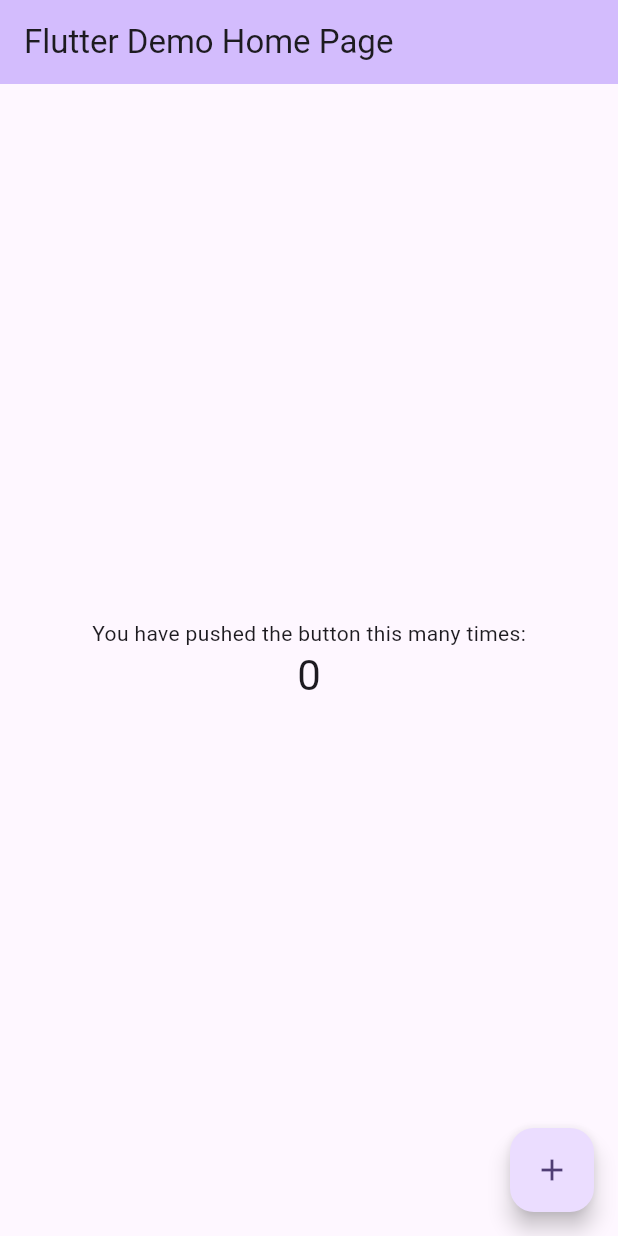
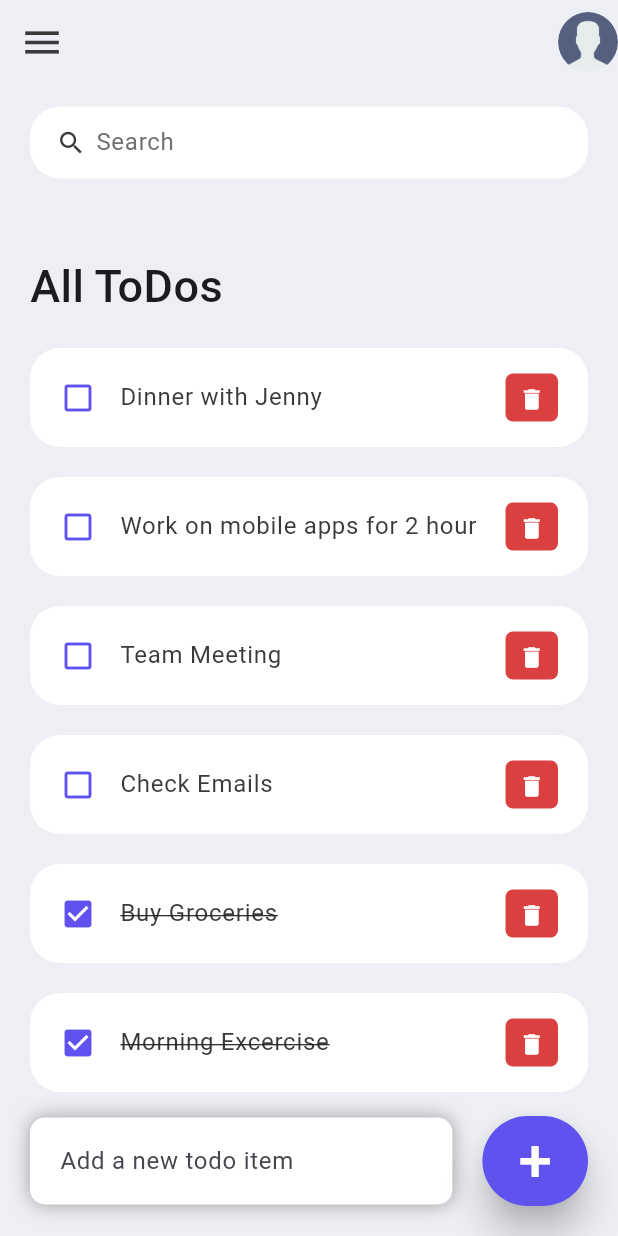
Before and after one commit to safadtm/GTech_MuLearn_Flutter, a Flutter app: the screen it shows after launch, on a phone screen of 412 x 824 dp. Run offline on Flutter 3.47's test engine with Material 3 defaults, Android fonts, the phone set to English and light mode, and no system bars.

Commit message:
ToDo UI done

```diff
--- /dev/null
+++ b/cl_firebase_todo/lib/constants/colors.dart
@@ -0,0 +1,9 @@
+import 'package:flutter/material.dart';
+
+const Color tdRed = Color(0xFFDA4040);
+const Color tdBlue = Color(0xFF5F52EE);
+
+const Color tdBlack = Color(0xFF3A3A3A);
+const Color tdGrey = Color(0xFF717171);
+
+const Color tdBGColor = Color(0xFFEEEFF5);
--- a/cl_firebase_todo/lib/main.dart
+++ b/cl_firebase_todo/lib/main.dart
@@ -1,4 +1,7 @@
 import 'package:flutter/material.dart';
+import 'package:flutter/services.dart';
+
+import 'screens/homepage.dart';
 
 void main() {
   runApp(const MyApp());
@@ -7,119 +10,18 @@
 class MyApp extends StatelessWidget {
   const MyApp({super.key});
 
-  // This widget is the root of your application.
   @override
   Widget build(BuildContext context) {
+    SystemChrome.setSystemUIOverlayStyle(
+        const SystemUiOverlayStyle(statusBarColor: Colors.transparent));
     return MaterialApp(
-      title: 'Flutter Demo',
+      debugShowCheckedModeBanner: false,
+      title: 'cl_firebase_todo',
       theme: ThemeData(
-        // This is the theme of your application.
-        //
-        // TRY THIS: Try running your application with "flutter run". You'll see
-        // the application has a purple toolbar. Then, without quitting the app,
-        // try changing the seedColor in the colorScheme below to Colors.green
-        // and then invoke "hot reload" (save your changes or press the "hot
-        // reload" button in a Flutter-supported IDE, or press "r" if you used
-        // the command line to start the app).
-        //
-        // Notice that the counter didn't reset back to zero; the application
-        // state is not lost during the reload. To reset the state, use hot
-        // restart instead.
-        //
-        // This works for code too, not just values: Most code changes can be
-        // tested with just a hot reload.
         colorScheme: ColorScheme.fromSeed(seedColor: Colors.deepPurple),
         useMaterial3: true,
       ),
-      home: const MyHomePage(title: 'Flutter Demo Home Page'),
+      home:  HomePage(),
     );
   }
 }
-
-class MyHomePage extends StatefulWidget {
-  const MyHomePage({super.key, required this.title});
-
-  // This widget is the home page of your application. It is stateful, meaning
-  // that it has a State object (defined below) that contains fields that affect
-  // how it looks.
-
-  // This class is the configuration for the state. It holds the values (in this
-  // case the title) provided by the parent (in this case the App widget) and
-  // used by the build method of the State. Fields in a Widget subclass are
-  // always marked "final".
-
-  final String title;
-
-  @override
-  State<MyHomePage> createState() => _MyHomePageState();
-}
-
-class _MyHomePageState extends State<MyHomePage> {
-  int _counter = 0;
-
-  void _incrementCounter() {
-    setState(() {
-      // This call to setState tells the Flutter framework that something has
-      // changed in this State, which causes it to rerun the build method below
-      // so that the display can reflect the updated values. If we changed
-      // _counter without calling setState(), then the build method would not be
-      // called again, and so nothing would appear to happen.
-      _counter++;
-    });
-  }
-
-  @override
-  Widget build(BuildContext context) {
-    // This method is rerun every time setState is called, for instance as done
-    // by the _incrementCounter method above.
-    //
-    // The Flutter framework has been optimized to make rerunning build methods
-    // fast, so that you can just rebuild anything that needs updating rather
-    // than having to individually change instances of widgets.
-    return Scaffold(
-      appBar: AppBar(
-        // TRY THIS: Try changing the color here to a specific color (to
-        // Colors.amber, perhaps?) and trigger a hot reload to see the AppBar
-        // change color while the other colors stay the same.
-        backgroundColor: Theme.of(context).colorScheme.inversePrimary,
-        // Here we take the value from the MyHomePage object that was created by
-        // the App.build method, and use it to set our appbar title.
-        title: Text(widget.title),
-      ),
-      body: Center(
-        // Center is a layout widget. It takes a single child and positions it
-        // in the middle of the parent.
-        child: Column(
-          // Column is also a layout widget. It takes a list of children and
-          // arranges them vertically. By default, it sizes itself to fit its
-          // children horizontally, and tries to be as tall as its parent.
-          //
-          // Column has various properties to control how it sizes itself and
-          // how it positions its children. Here we use mainAxisAlignment to
-          // center the children vertically; the main axis here is the vertical
-          // axis because Columns are vertical (the cross axis would be
-          // horizontal).
-          //
-          // TRY THIS: Invoke "debug painting" (choose the "Toggle Debug Paint"
-          // action in the IDE, or press "p" in the console), to see the
-          // wireframe for each widget.
-          mainAxisAlignment: MainAxisAlignment.center,
-          children: <Widget>[
-            const Text(
-              'You have pushed the button this many times:',
-            ),
-            Text(
-              '$_counter',
-              style: Theme.of(context).textTheme.headlineMedium,
-            ),
-          ],
-        ),
-      ),
-      floatingActionButton: FloatingActionButton(
-        onPressed: _incrementCounter,
-        tooltip: 'Increment',
-        child: const Icon(Icons.add),
-      ), // This trailing comma makes auto-formatting nicer for build methods.
-    );
-  }
-}
--- /dev/null
+++ b/cl_firebase_todo/lib/model/todo.dart
@@ -0,0 +1,22 @@
+class ToDo {
+  String? id;
+  String? todoText;
+  bool isDone;
+
+  ToDo({
+    required this.id,
+    required this.todoText,
+    this.isDone = false,
+  });
+
+  static List<ToDo> todoList() {
+    return [
+      ToDo(id: '01', todoText: 'Morning Excercise', isDone: true ),
+      ToDo(id: '02', todoText: 'Buy Groceries', isDone: true ),
+      ToDo(id: '03', todoText: 'Check Emails', ),
+      ToDo(id: '04', todoText: 'Team Meeting', ),
+      ToDo(id: '05', todoText: 'Work on mobile apps for 2 hour', ),
+      ToDo(id: '06', todoText: 'Dinner with Jenny', ),
+    ];
+  }
+}
--- /dev/null
+++ b/cl_firebase_todo/lib/screens/homepage.dart
@@ -0,0 +1,206 @@
+import 'package:cl_firebase_todo/model/todo.dart';
+import 'package:flutter/material.dart';
+
+import '../constants/colors.dart';
+import '../widgets/todo_item.dart';
+
+class HomePage extends StatefulWidget {
+  const HomePage({super.key});
+
+  @override
+  State<HomePage> createState() => _HomePageState();
+}
+
+class _HomePageState extends State<HomePage> {
+  final todosList = ToDo.todoList();
+  List<ToDo> _foundToDo = [];
+  final _todoController = TextEditingController();
+
+  @override
+  void initState() {
+    _foundToDo = todosList;
+    super.initState();
+  }
+
+  @override
+  Widget build(BuildContext context) {
+    return Scaffold(
+      backgroundColor: tdBGColor,
+      appBar: _appBarWidget(),
+      body: Stack(
+        children: [
+          Container(
+            padding: const EdgeInsets.symmetric(horizontal: 20, vertical: 15),
+            child: Column(
+              children: [
+                searchBox(),
+                ListView(
+                  shrinkWrap: true,
+                  children: [
+                    Container(
+                      margin: const EdgeInsets.only(top: 50, bottom: 20),
+                      child: const Text(
+                        'All ToDos',
+                        style: TextStyle(
+                            fontSize: 30, fontWeight: FontWeight.w500),
+                      ),
+                    ),
+                    for (ToDo todo in _foundToDo.reversed)
+                      ToDoItem(
+                        todo: todo,
+                        onToDoChanged: _handleToDoChange,
+                        onDeleteItem: _deleteToDoItem,
+                      ),
+                  ],
+                ),
+              ],
+            ),
+          ),
+          Align(
+            alignment: Alignment.bottomCenter,
+            child: Row(
+              children: [
+                Expanded(
+                  child: Container(
+                    margin: const EdgeInsets.only(
+                      bottom: 20,
+                      right: 20,
+                      left: 20,
+                    ),
+                    padding: const EdgeInsets.symmetric(
+                      horizontal: 20,
+                      vertical: 5,
+                    ),
+                    decoration: BoxDecoration(
+                      color: Colors.white,
+                      boxShadow: const [
+                        BoxShadow(
+                          color: Colors.grey,
+                          offset: Offset(0.0, 0.0),
+                          blurRadius: 10.0,
+                          spreadRadius: 0.0,
+                        ),
+                      ],
+                      borderRadius: BorderRadius.circular(10),
+                    ),
+                    child: TextField(
+                      controller: _todoController,
+                      decoration: const InputDecoration(
+                          hintText: 'Add a new todo item',
+                          border: InputBorder.none),
+                    ),
+                  ),
+                ),
+                Container(
+                  margin: const EdgeInsets.only(bottom: 20, right: 20),
+                  child: ElevatedButton(
+                    onPressed: () {
+                      _addToDoItem(_todoController.text);
+                    },
+                    style: ElevatedButton.styleFrom(
+                      backgroundColor: tdBlue,
+                      minimumSize: const Size(60, 60),
+                      elevation: 10,
+                    ),
+                    child: const Text(
+                      "+",
+                      style: TextStyle(
+                        fontSize: 40,
+                        color: Colors.white,
+                      ),
+                    ),
+                  ),
+                ),
+              ],
+            ),
+          ),
+        ],
+      ),
+    );
+  }
+
+  void _addToDoItem(String toDo) {
+    setState(() {
+      todosList.add(
+        ToDo(
+          id: DateTime.now().microsecondsSinceEpoch.toString(),
+          todoText: toDo,
+        ),
+      );
+    });
+    _todoController.clear();
+  }
+
+  void _handleToDoChange(ToDo todo) {
+    setState(() {
+      todo.isDone = !todo.isDone;
+    });
+  }
+
+  void _deleteToDoItem(String id) {
+    setState(() {
+      todosList.removeWhere((item) => item.id == id);
+    });
+  }
+
+  AppBar _appBarWidget() {
+    return AppBar(
+      backgroundColor: tdBGColor,
+      leading: const Icon(
+        Icons.menu,
+        color: tdBlack,
+        size: 30,
+      ),
+      actions: [
+        SizedBox(
+          height: 40,
+          width: 40,
+          child: ClipRRect(
+            borderRadius: BorderRadius.circular(20),
+            child: Image.asset('assets/images/user.png'),
+          ),
+        )
+      ],
+    );
+  }
+
+  Widget searchBox() {
+    return Container(
+      padding: const EdgeInsets.symmetric(horizontal: 15),
+      decoration: BoxDecoration(
+          color: Colors.white, borderRadius: BorderRadius.circular(20)),
+      child:  TextField(
+        onChanged: (value) => _runFilter(value),
+        decoration: const InputDecoration(
+          contentPadding: EdgeInsets.all(0),
+          prefixIcon: Icon(
+            Icons.search,
+            color: tdBlack,
+            size: 20,
+          ),
+          prefixIconConstraints: BoxConstraints(maxHeight: 20, minWidth: 25),
+          border: InputBorder.none,
+          hintText: 'Search',
+          hintStyle: TextStyle(color: tdGrey),
+        ),
+      ),
+    );
+  }
+
+  void _runFilter(String enteredKeyword) {
+    List<ToDo> results = [];
+    if (enteredKeyword.isEmpty) {
+      results = todosList;
+    } else {
+      results = todosList
+          .where((item) => item.todoText!
+              .toLowerCase()
+              .contains(enteredKeyword.toLowerCase()))
+          .toList();
+    }
+
+    setState(() {
+      _foundToDo = results;
+    });
+  }
+}
--- /dev/null
+++ b/cl_firebase_todo/lib/widgets/todo_item.dart
@@ -0,0 +1,66 @@
+// ignore_for_file: public_member_api_docs, sort_constructors_first
+import 'package:cl_firebase_todo/model/todo.dart';
+import 'package:flutter/material.dart';
+
+import '../constants/colors.dart';
+
+class ToDoItem extends StatelessWidget {
+  final ToDo todo;
+  final onToDoChanged;
+  final onDeleteItem;
+  const ToDoItem({
+    Key? key,
+    required this.todo,
+    required this.onToDoChanged,
+    required this.onDeleteItem,
+  }) : super(key: key);
+
+  @override
+  Widget build(BuildContext context) {
+    return Container(
+      margin: const EdgeInsets.only(bottom: 20),
+      child: ListTile(
+        onTap: () {
+          print('Clicked on Todo Item.');
+          onToDoChanged(todo);
+        },
+        shape: RoundedRectangleBorder(
+          borderRadius: BorderRadius.circular(20),
+        ),
+        contentPadding: const EdgeInsets.symmetric(horizontal: 20, vertical: 5),
+        tileColor: Colors.white,
+        leading: Icon(
+          todo.isDone ? Icons.check_box : Icons.check_box_outline_blank,
+          color: tdBlue,
+        ),
+        title: Text(
+          todo.todoText!,
+          style: TextStyle(
+            fontSize: 16,
+            color: tdBlack,
+            decoration: todo.isDone ? TextDecoration.lineThrough : null,
+          ),
+        ),
+        trailing: Container(
+          padding: const EdgeInsets.all(0),
+          margin: const EdgeInsets.symmetric(vertical: 12),
+          height: 35,
+          width: 35,
+          decoration: BoxDecoration(
+            color: tdRed,
+            borderRadius: BorderRadius.circular(5),
+          ),
+          child: IconButton(
+            color: Colors.white,
+            iconSize: 18,
+            icon: const Icon(Icons.delete),
+            onPressed: () {
+              print('Clicked on Delete Icon.');
+              onDeleteItem(todo.id);
+            },
+          ),
+        ),
+      ),
+    );
+  }
+}
```
Also changed, not shown: cl_firebase_todo/pubspec.yaml (+3 -38 lines), cl_firebase_todo/assets/images/user.png (added), 76 other files.
